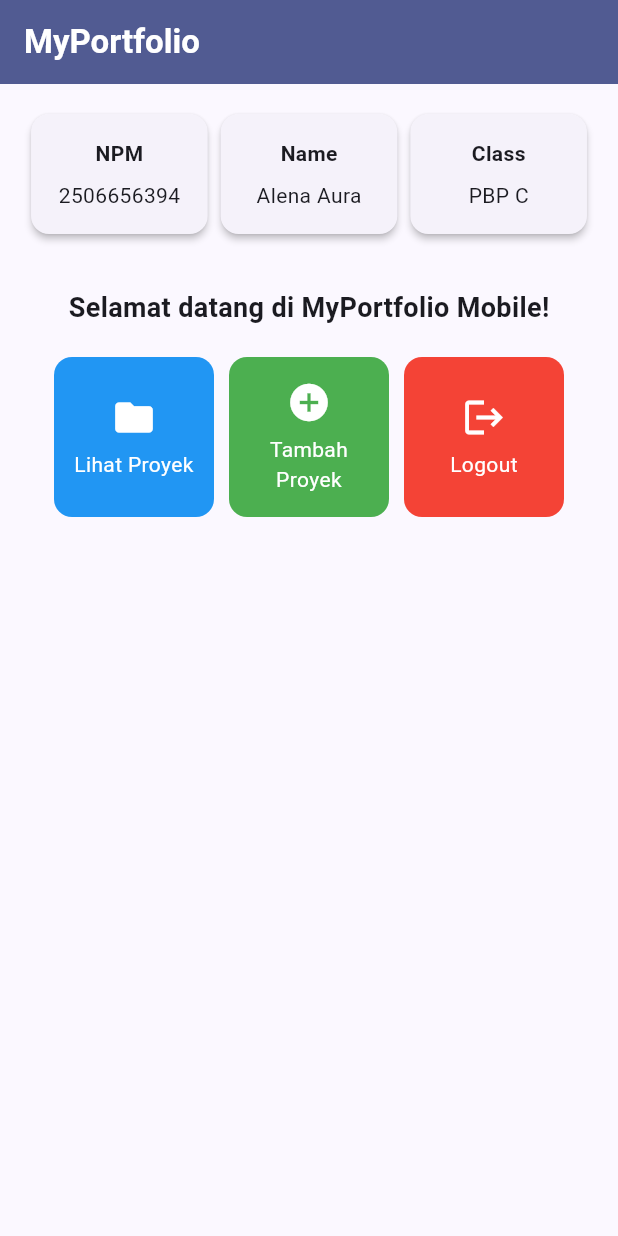
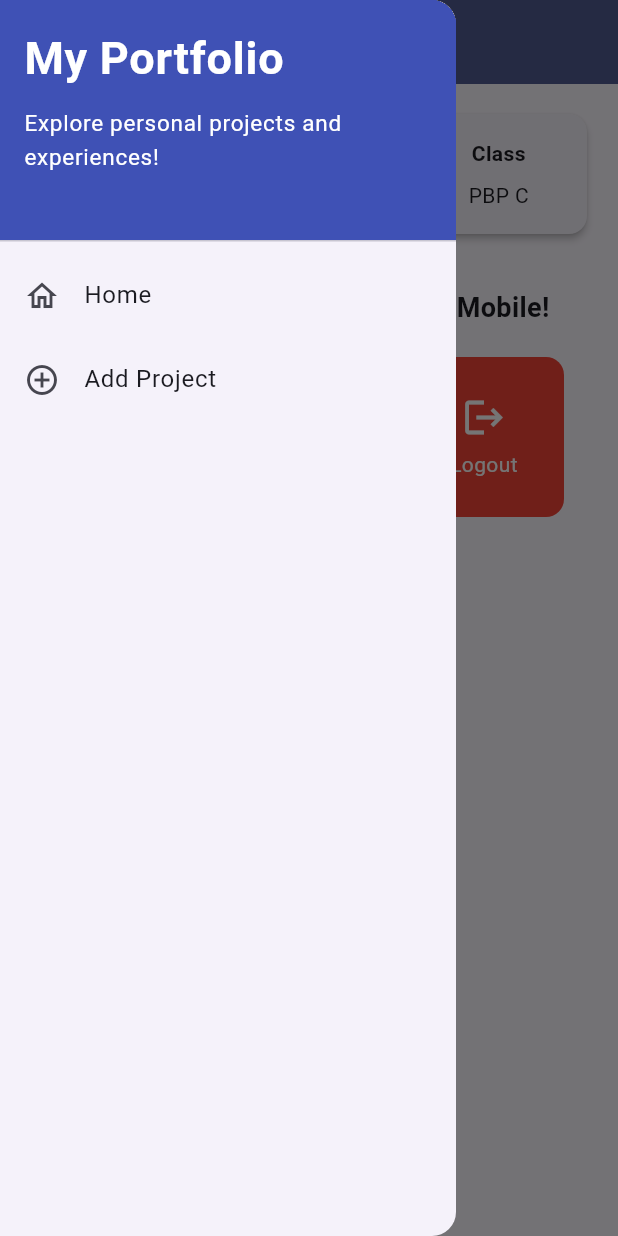
Before and after one commit to alena-aura/myportofolio_mobile, a Flutter app: the screen it shows after launch, with the side drawer open (before the commit the screen has no drawer), on a phone screen of 412 x 824 dp. Run offline on Flutter 3.47's test engine with Material 3 defaults, Android fonts, the phone set to English and light mode, and no system bars.

Commit message:
feat: add LeftDrawer navigation widget

```diff
--- a/lib/menu.dart
+++ b/lib/menu.dart
@@ -1,4 +1,5 @@
 import 'package:flutter/material.dart';
+import 'package:myportofolio_mobile/widgets/left_drawer.dart';
 
 class MyHomePage extends StatelessWidget {
   MyHomePage({super.key});
@@ -22,7 +23,9 @@ class MyHomePage extends StatelessWidget {
           style: TextStyle(color: Colors.white, fontWeight: FontWeight.bold),
         ),
         backgroundColor: Theme.of(context).colorScheme.primary,
+        iconTheme: const IconThemeData(color: Colors.white),
       ),
+      drawer: const LeftDrawer(),
       body: Padding(
         padding: const EdgeInsets.all(16.0),
         child: Column(
--- /dev/null
+++ b/lib/widgets/left_drawer.dart
@@ -0,0 +1,61 @@
+import 'package:flutter/material.dart';
+import 'package:myportofolio_mobile/menu.dart';
+
+class LeftDrawer extends StatelessWidget {
+  const LeftDrawer({super.key});
+
+  @override
+  Widget build(BuildContext context) {
+    return Drawer(
+      child: ListView(
+        children: [
+          const DrawerHeader(
+            decoration: BoxDecoration(
+              color: Colors.indigo,
+            ),
+            child: Column(
+              crossAxisAlignment: CrossAxisAlignment.start,
+              children: [
+                Text(
+                  'My Portfolio',
+                  style: TextStyle(
+                    fontSize: 30,
+                    fontWeight: FontWeight.bold,
+                    color: Colors.white,
+                  ),
+                ),
+                SizedBox(height: 10),
+                Text(
+                  'Explore personal projects and experiences!',
+                  style: TextStyle(
+                    fontSize: 15,
+                    color: Colors.white,
+                  ),
+                ),
+              ],
+            ),
+          ),
+          ListTile(
+            leading: const Icon(Icons.home_outlined),
+            title: const Text('Home'),
+            onTap: () {
+              Navigator.pushReplacement(
+                context,
+                MaterialPageRoute(
+                  builder: (context) => MyHomePage(),
+                ),
+              );
+            },
+          ),
+          ListTile(
+            leading: const Icon(Icons.add_circle_outline),
+            title: const Text('Add Project'),
+            onTap: () {
+              // Navigasi ke ProjectFormPage akan dihubungkan di langkah berikutnya
+            },
+          ),
+        ],
+      ),
+    );
+  }
+}
```
